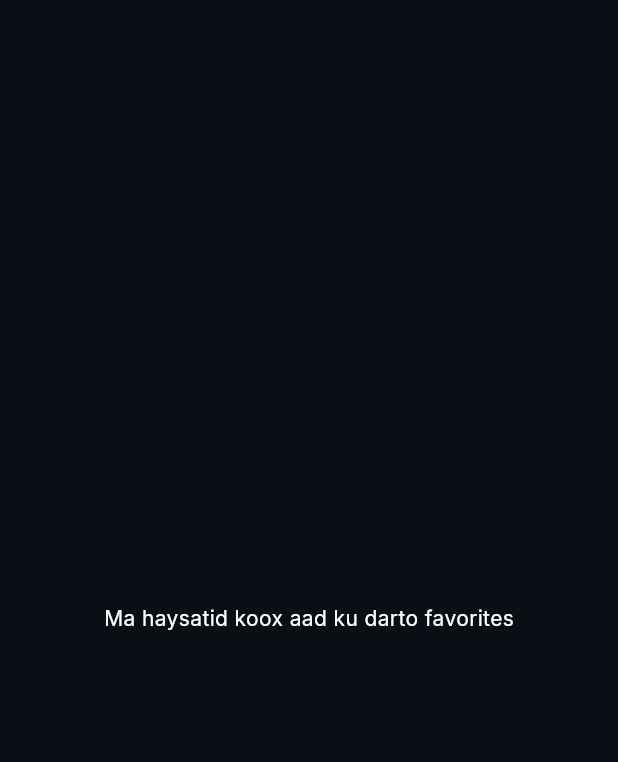
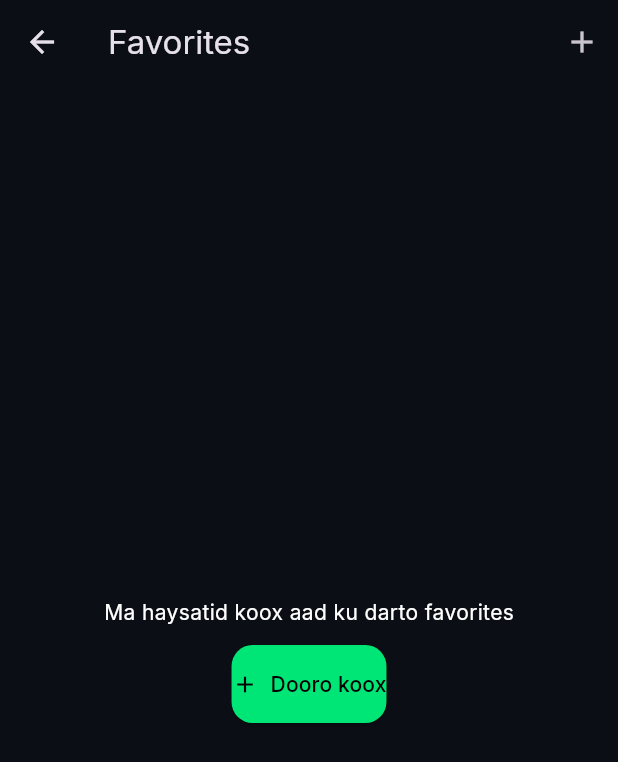
Before and after one commit to ma611444400-collab/sportlivetv, a Flutter app: the FavoritesScreen screen opened directly, on a phone screen of 412 x 824 dp. Shown: the top 762 px of the screen. Run offline on Flutter 3.47's test engine with Material 3 defaults, Android fonts, the phone set to English and light mode, and no system bars; our stand-ins replace cached_network_image, chewie, cloud_firestore, cloud_functions, firebase_auth, firebase_core and 7 more; accounts and stored records are empty; network calls fail.

Commit message:
Add global leagues and favorite teams

```diff
--- /dev/null
+++ b/lib/data/global_sports_catalog.dart
@@ -0,0 +1,44 @@
+import '../models/team_model.dart';
+
+class GlobalLeague {
+  final int id;
+  final String name;
+  final String country;
+  final String flag;
+  const GlobalLeague(this.id, this.name, this.country, this.flag);
+}
+
+class GlobalSportsCatalog {
+  static const leagues = <GlobalLeague>[
+    GlobalLeague(39, 'Premier League', 'England', '🇬🇧'),
+    GlobalLeague(140, 'La Liga', 'Spain', '🇪🇸'),
+    GlobalLeague(135, 'Serie A', 'Italy', '🇮🇹'),
+    GlobalLeague(78, 'Bundesliga', 'Germany', '🇩🇪'),
+    GlobalLeague(61, 'Ligue 1', 'France', '🇫🇷'),
+    GlobalLeague(2, 'UEFA Champions League', 'Europe', '⭐'),
+    GlobalLeague(3, 'UEFA Europa League', 'Europe', '🏆'),
+    GlobalLeague(88, 'Eredivisie', 'Netherlands', '🇳🇱'),
+    GlobalLeague(94, 'Primeira Liga', 'Portugal', '🇵🇹'),
+    GlobalLeague(253, 'MLS', 'USA', '🇺🇸'),
+    GlobalLeague(307, 'Saudi Pro League', 'Saudi Arabia', '🇸🇦'),
+    GlobalLeague(203, 'Süper Lig', 'Türkiye', '🇹🇷'),
+  ];
+
+  static const teams = <TeamModel>[
+    TeamModel(id: 'arsenal', name: 'Arsenal', logoUrl: 'https://media.api-sports.io/football/teams/42.png', sport: 'football', country: 'England'),
+    TeamModel(id: 'liverpool', name: 'Liverpool', logoUrl: 'https://media.api-sports.io/football/teams/40.png', sport: 'football', country: 'England'),
+    TeamModel(id: 'man-city', name: 'Manchester City', logoUrl: 'https://media.api-sports.io/football/teams/50.png', sport: 'football', country: 'England'),
+    TeamModel(id: 'man-united', name: 'Manchester United', logoUrl: 'https://media.api-sports.io/football/teams/33.png', sport: 'football', country: 'England'),
+    TeamModel(id: 'chelsea', name: 'Chelsea', logoUrl: 'https://media.api-sports.io/football/teams/49.png', sport: 'football', country: 'England'),
+    TeamModel(id: 'real-madrid', name: 'Real Madrid', logoUrl: 'https://media.api-sports.io/football/teams/541.png', sport: 'football', country: 'Spain'),
+    TeamModel(id: 'barcelona', name: 'Barcelona', logoUrl: 'https://media.api-sports.io/football/teams/529.png', sport: 'football', country: 'Spain'),
+    TeamModel(id: 'atletico', name: 'Atlético Madrid', logoUrl: 'https://media.api-sports.io/football/teams/530.png', sport: 'football', country: 'Spain'),
+    TeamModel(id: 'juventus', name: 'Juventus', logoUrl: 'https://media.api-sports.io/football/teams/496.png', sport: 'football', country: 'Italy'),
+    TeamModel(id: 'inter', name: 'Inter Milan', logoUrl: 'https://media.api-sports.io/football/teams/505.png', sport: 'football', country: 'Italy'),
+    TeamModel(id: 'ac-milan', name: 'AC Milan', logoUrl: 'https://media.api-sports.io/football/teams/489.png', sport: 'football', country: 'Italy'),
+    TeamModel(id: 'bayern', name: 'Bayern Munich', logoUrl: 'https://media.api-sports.io/football/teams/157.png', sport: 'football', country: 'Germany'),
+    TeamModel(id: 'psg', name: 'Paris Saint-Germain', logoUrl: 'https://media.api-sports.io/football/teams/85.png', sport: 'football', country: 'France'),
+    TeamModel(id: 'ajax', name: 'Ajax', logoUrl: 'https://media.api-sports.io/football/teams/194.png', sport: 'football', country: 'Netherlands'),
+    TeamModel(id: 'al-hilal', name: 'Al Hilal', logoUrl: 'https://media.api-sports.io/football/teams/2932.png', sport: 'football', country: 'Saudi Arabia'),
+  ];
+}
--- a/lib/models/team_model.dart
+++ b/lib/models/team_model.dart
@@ -5,7 +5,7 @@ class TeamModel {
   final String sport;
   final String country;
 
-  TeamModel({
+  const TeamModel({
     required this.id,
     required this.name,
     required this.logoUrl,
--- a/lib/screens/favorites_screen.dart
+++ b/lib/screens/favorites_screen.dart
@@ -2,6 +2,8 @@ import 'package:flutter/material.dart';
 import 'package:firebase_auth/firebase_auth.dart';
 import '../services/firestore_service.dart';
 import '../models/team_model.dart';
+import '../data/global_sports_catalog.dart';
+import 'favorite_teams_screen.dart';
 
 class FavoritesScreen extends StatelessWidget {
   const FavoritesScreen({super.key});
@@ -15,17 +17,38 @@ class FavoritesScreen extends StatelessWidget {
       return const Center(child: Text('Fadlan gal si aad u aragto Favorites-kaaga'));
     }
 
-    return StreamBuilder(
-      stream: fs.streamUser(uid),
-      builder: (context, userSnap) {
+    return Scaffold(
+      appBar: AppBar(
+        title: const Text('Favorites'),
+        actions: [
+          IconButton(
+            tooltip: 'Dooro kooxo',
+            icon: const Icon(Icons.add),
+            onPressed: () => Navigator.of(context).push(MaterialPageRoute(builder: (_) => const FavoriteTeamsScreen())),
+          ),
+        ],
+      ),
+      body: StreamBuilder(
+        stream: fs.streamUser(uid),
+        builder: (context, userSnap) {
         final favIds = userSnap.data?.favoriteTeamIds ?? [];
         return StreamBuilder(
           stream: fs.streamTeams(),
           builder: (context, teamSnap) {
-            final teams = teamSnap.data ?? const <TeamModel>[];
+            final teams = [...(teamSnap.data ?? const <TeamModel>[]), ...GlobalSportsCatalog.teams]
+                .fold<Map<String, TeamModel>>({}, (map, team) {
+                  map[team.id] = team;
+                  return map;
+                })
+                .values
+                .toList();
             final favTeams = teams.where((t) => favIds.contains(t.id)).toList();
             if (favTeams.isEmpty) {
-              return const Center(child: Text('Ma haysatid koox aad ku darto favorites'));
+              return Center(child: Column(mainAxisSize: MainAxisSize.min, children: [
+                const Text('Ma haysatid koox aad ku darto favorites'),
+                const SizedBox(height: 12),
+                ElevatedButton.icon(onPressed: () => Navigator.of(context).push(MaterialPageRoute(builder: (_) => const FavoriteTeamsScreen())), icon: const Icon(Icons.add), label: const Text('Dooro koox')),
+              ]));
             }
             return ListView.builder(
               padding: const EdgeInsets.all(12),
@@ -34,7 +57,8 @@ class FavoritesScreen extends StatelessWidget {
             );
           },
         );
-      },
+        },
+      ),
     );
   }
 
```
Also changed, not shown: lib/screens/favorite_teams_screen.dart (added, +49 -0 lines).
